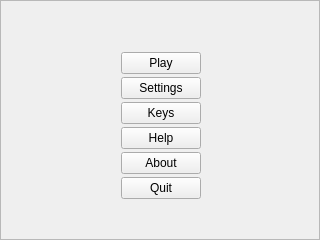
First picture: the form in mainMenuFrame.ui, repository rochford/cutefootball, before the edit.
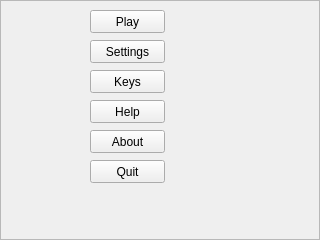
Second picture: the form after the edit.

Commit message:
draft main menu animation of button positions
fixed some memory leaks.

What changed in the file:
```diff
--- a/mainMenuFrame.ui
+++ b/mainMenuFrame.ui
@@ -16,133 +16,89 @@
   <property name="windowTitle">
    <string/>
   </property>
-  <property name="styleSheet">
-   <string notr="true"/>
-  </property>
   <property name="frameShape">
    <enum>QFrame::StyledPanel</enum>
   </property>
   <property name="frameShadow">
    <enum>QFrame::Raised</enum>
   </property>
-  <widget class="QWidget" name="gridLayoutWidget">
+  <widget class="QPushButton" name="m_aboutBtn">
    <property name="geometry">
     <rect>
-     <x>0</x>
-     <y>0</y>
-     <width>321</width>
-     <height>250</height>
+     <x>90</x>
+     <y>130</y>
+     <width>75</width>
+     <height>23</height>
     </rect>
    </property>
-   <layout class="QGridLayout" name="gridLayout">
-    <property name="spacing">
-     <number>3</number>
-    </property>
-    <item row="0" column="1">
-     <layout class="QVBoxLayout" name="verticalLayout">
-      <item>
-       <spacer name="verticalSpacer_3">
-        <property name="orientation">
-         <enum>Qt::Vertical</enum>
-        </property>
-        <property name="sizeHint" stdset="0">
-         <size>
-          <width>20</width>
-          <height>40</height>
-         </size>
-        </property>
-       </spacer>
-      </item>
-      <item>
-       <widget class="QPushButton" name="m_newGameBtn">
+   <property name="text">
+    <string>About</string>
+   </property>
+  </widget>
+  <widget class="QPushButton" name="m_inputBtn">
+   <property name="geometry">
+    <rect>
+     <x>90</x>
+     <y>70</y>
+     <width>75</width>
+     <height>23</height>
+    </rect>
+   </property>
         <property name="text">
-         <string>Play</string>
-        </property>
-       </widget>
-      </item>
-      <item>
+    <string>Keys</string>
+   </property>
+  </widget>
        <widget class="QPushButton" name="m_settingsBtn">
+   <property name="geometry">
+    <rect>
+     <x>90</x>
+     <y>40</y>
+     <width>75</width>
+     <height>23</height>
+    </rect>
+   </property>
         <property name="text">
          <string>Settings</string>
         </property>
        </widget>
-      </item>
-      <item>
-       <widget class="QPushButton" name="m_inputBtn">
-        <property name="text">
-         <string>Keys</string>
-        </property>
-       </widget>
-      </item>
-      <item>
-       <widget class="QPushButton" name="m_informationBtn">
+  <widget class="QPushButton" name="m_newGameBtn">
+   <property name="geometry">
+    <rect>
+     <x>90</x>
+     <y>10</y>
+     <width>75</width>
+     <height>23</height>
+    </rect>
+   </property>
         <property name="text">
-         <string>Help</string>
-        </property>
-       </widget>
-      </item>
-      <item>
-       <widget class="QPushButton" name="m_aboutBtn">
-        <property name="text">
-         <string>About</string>
-        </property>
-       </widget>
-      </item>
-      <item>
+    <string>Play</string>
+   </property>
+  </widget>
        <widget class="QPushButton" name="m_quitBtn">
+   <property name="geometry">
+    <rect>
+     <x>90</x>
+     <y>160</y>
+     <width>75</width>
+     <height>23</height>
+    </rect>
+   </property>
         <property name="text">
          <string>Quit</string>
         </property>
        </widget>
-      </item>
-      <item>
-       <spacer name="verticalSpacer_2">
-        <property name="orientation">
-         <enum>Qt::Vertical</enum>
-        </property>
-        <property name="sizeHint" stdset="0">
-         <size>
-          <width>20</width>
-          <height>40</height>
-         </size>
-        </property>
-       </spacer>
-      </item>
-     </layout>
-    </item>
-    <item row="0" column="0">
-     <spacer name="horizontalSpacer">
-      <property name="orientation">
-       <enum>Qt::Horizontal</enum>
-      </property>
-      <property name="sizeHint" stdset="0">
-       <size>
-        <width>40</width>
-        <height>20</height>
-       </size>
-      </property>
-     </spacer>
-    </item>
-    <item row="0" column="2">
-     <spacer name="horizontalSpacer_2">
-      <property name="orientation">
-       <enum>Qt::Horizontal</enum>
-      </property>
-      <property name="sizeHint" stdset="0">
-       <size>
-        <width>40</width>
-        <height>20</height>
-       </size>
-      </property>
-     </spacer>
-    </item>
-    <item row="2" column="0">
-     <layout class="QVBoxLayout" name="verticalLayout_2"/>
-    </item>
-    <item row="1" column="0">
-     <layout class="QVBoxLayout" name="verticalLayout_4"/>
-    </item>
-   </layout>
+  <widget class="QPushButton" name="m_informationBtn">
+   <property name="geometry">
+    <rect>
+     <x>90</x>
+     <y>100</y>
+     <width>75</width>
+     <height>23</height>
+    </rect>
+   </property>
+   <property name="text">
+    <string>Help</string>
+   </property>
   </widget>
   <action name="actionNewGame">
    <property name="text">
```
Left out of the diff: 8 changed lines with no effect on the pictures. Lines whose indentation alone changed are shown as unchanged. The commit also changes 4 other files.
